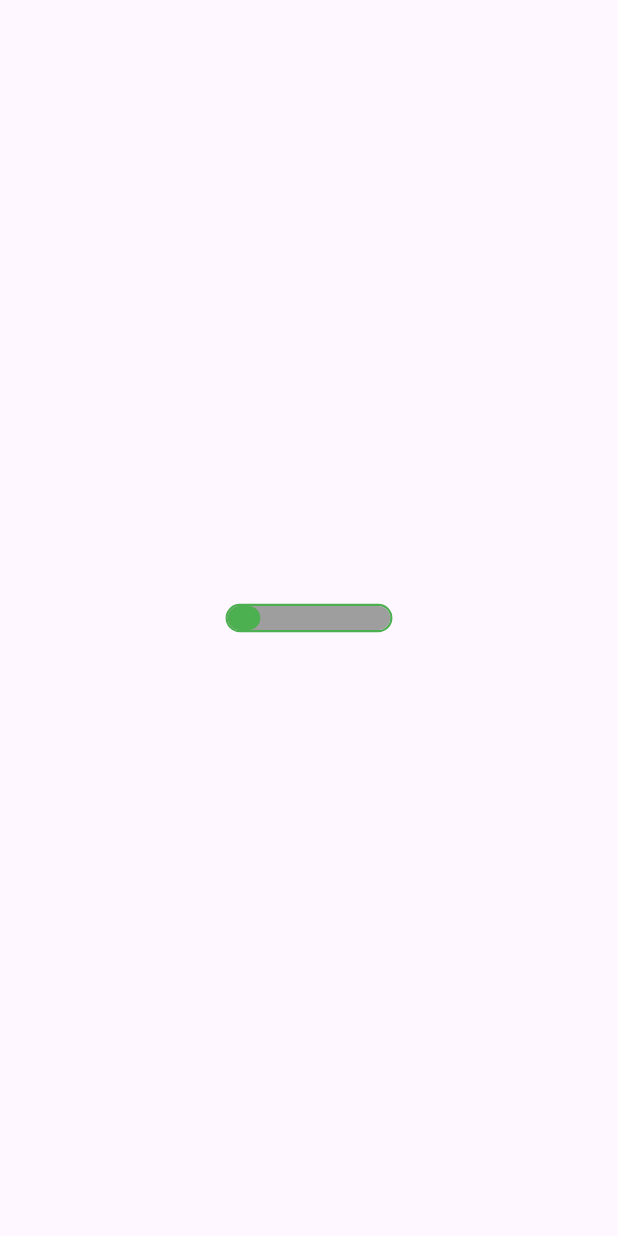
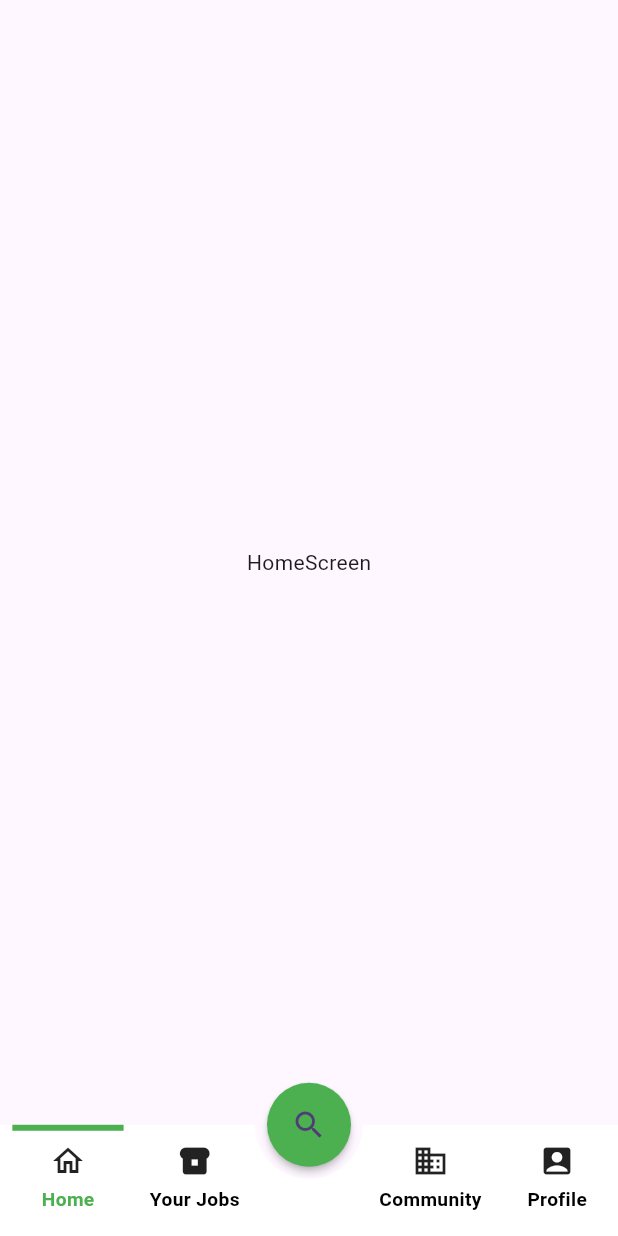
Before and after one commit to developerbazaar1/Flutter-Team-Toolkit, a Flutter app: the screen it shows after launch, on a phone screen of 412 x 824 dp. Run offline on Flutter 3.47's test engine with Material 3 defaults, Android fonts, the phone set to English and light mode, and no system bars; our stand-ins replace flutter_svg, get.

Commit message:
floating middle screen bottom navigation bar

```diff
--- /dev/null
+++ b/lib/Bottom navigation bar/controller/bottomNavigationBarController.dart
@@ -0,0 +1,131 @@
+import 'package:flutter/material.dart';
+import 'package:get/get.dart';
+
+
+
+class NavigationMenuController extends GetxController {
+  static NavigationMenuController get instance => Get.find();
+
+  final int? preferredIndex;
+  NavigationMenuController({this.preferredIndex});
+
+  // Variables
+  Rx<int> selectedIndex = 0.obs;
+  late PageController pageController;
+   List<BottomBarItemModel> bottomBarItems = [
+    BottomBarItemModel(
+      title: "Home",
+      selectedIcon: Icons.home,
+      unselectedIcon: Icons.home_outlined,
+    ),
+    BottomBarItemModel(
+      title: "Your Jobs",
+      selectedIcon: Icons.breakfast_dining,
+      unselectedIcon: Icons.breakfast_dining_outlined,
+    ),
+    BottomBarItemModel(
+      title: "Community",
+      selectedIcon: Icons.business,
+      unselectedIcon: Icons.business_outlined,
+    ),
+    BottomBarItemModel(
+      title: "Profile",
+      selectedIcon: Icons.account_box,
+      unselectedIcon: Icons.account_box_outlined,
+    ),
+  ];
+
+  @override
+  void onInit() async{
+    selectedIndex.value = preferredIndex ?? 0;
+    pageController = PageController(initialPage: selectedIndex.value);
+
+    super.onInit();
+  }
+
+  @override
+  onReady()async {
+    // print('---------------${userDetails.user.value.kycDocument!.verified}');
+    // if(await userDetails.user.value.kycDocument!.verified==false)
+      //ShowDialog.completeKyc();
+    // if(userDetails.user.value.kycDocument!.verified!=true)
+    //  ShowDialog.unlockOpportunities();
+    super.onReady();
+  }
+
+  // Screens
+  List<Widget> pages = [
+    HomeScreen(),
+     MyJobsScreen(),
+    CommunityScreen(),
+    ProfileScreen(),
+  ];
+
+  @override
+  void onClose() {
+    pageController.dispose();
+    super.onClose();
+  }
+
+  // Update the current page when Tapped
+  void onItemTapped(int index) {
+    selectedIndex.value = index;
+    pageController.jumpToPage(index);
+  }
+
+  // On Page Changed
+  void onPageChanged(int index) {
+    selectedIndex.value = index;
+  }
+
+}
+class HomeScreen extends StatelessWidget {
+  const HomeScreen({super.key});
+
+  @override
+  Widget build(BuildContext context) {
+    return Scaffold(
+      body: Center(child: Text('HomeScreen'),),
+    );
+  }
+}class MyJobsScreen extends StatelessWidget {
+  const MyJobsScreen({super.key});
+
+  @override
+  Widget build(BuildContext context) {
+    return Scaffold(
+      body: Center(child: Text('MyJobsScreen'),),
+    );
+  }
+}
+class CommunityScreen extends StatelessWidget {
+  const CommunityScreen({super.key});
+
+  @override
+  Widget build(BuildContext context) {
+    return Scaffold(
+      body: Center(child: Text('CommunityScreen'),),
+    );
+  }
+}
+class ProfileScreen extends StatelessWidget {
+  const ProfileScreen({super.key});
+
+  @override
+  Widget build(BuildContext context) {
+    return Scaffold(
+      body: Center(child: Text('ProfileScreen'),),
+    );
+  }
+}
+class BottomBarItemModel {
+  final String title;
+  final IconData selectedIcon;
+  final IconData unselectedIcon;
+
+  BottomBarItemModel({
+    required this.title,
+    required this.selectedIcon,
+    required this.unselectedIcon,
+  });
+}
--- /dev/null
+++ b/lib/Bottom navigation bar/view/screen/bottomNavigationBarScreen.dart
@@ -0,0 +1,56 @@
+import 'package:flutter/cupertino.dart';
+import 'package:flutter/material.dart';
+import 'package:get/get.dart';
+import 'package:get/get_core/src/get_main.dart';
+
+import '../../controller/bottomNavigationBarController.dart';
+import '../widget/NavigationManu.dart';
+
+class NavigationMenuScreen extends StatelessWidget {
+  const NavigationMenuScreen({super.key});
+
+  @override
+  Widget build(BuildContext context) {
+    final controller = Get.put(NavigationMenuController());
+
+    return Scaffold(
+
+      // -- Page View
+      body: PageView(
+        physics: const NeverScrollableScrollPhysics(), // Disable swiping
+        controller: controller.pageController,
+        onPageChanged: controller.onPageChanged,
+        children: controller.pages,
+      ),
+      // -- Floating Action Button
+      floatingActionButton: FloatingActionButton(
+        onPressed: () => Get.to(SearchScreen()),
+        backgroundColor: Colors.green,
+        elevation: 2,
+        shape: RoundedRectangleBorder(borderRadius: BorderRadius.circular(100)),
+        child: Icon(Icons.search),
+      ),
+      floatingActionButtonLocation: FloatingActionButtonLocation.centerDocked,
+      // -- Navigation Menu
+      bottomNavigationBar: const NavigationMenu(),
+    );
+  }
+}
+
+class SearchScreen extends StatelessWidget {
+  const SearchScreen({super.key});
+
+
+
+  @override
+  Widget build(BuildContext context) {
+    final height = MediaQuery.sizeOf(context).height;
+    return Scaffold(
+      appBar: AppBar(title: Text('Search'),),
+
+      body:
+        Center(child: Text('search screen'),),
+
+    );
+  }
+}
--- /dev/null
+++ b/lib/Bottom navigation bar/view/widget/NavigationManu.dart
@@ -0,0 +1,56 @@
+import 'package:flutter/cupertino.dart';
+import 'package:flutter/material.dart';
+
+import 'bottomNavigationItem.dart';
+
+class NavigationMenu extends StatelessWidget {
+  const NavigationMenu({super.key});
+
+  @override
+  Widget build(BuildContext context) {
+    final width = MediaQuery.sizeOf(context).width;
+    final height = MediaQuery.sizeOf(context).height;
+
+    return Container(
+      // Shadow
+
+      child: BottomAppBar(
+        shape: const AutomaticNotchedShape(
+          RoundedRectangleBorder(
+            borderRadius: BorderRadius.vertical(top: Radius.circular(0)),
+          ),
+          RoundedRectangleBorder(
+            borderRadius: BorderRadius.all(Radius.circular(100)),
+          ),
+        ),
+        padding: EdgeInsets.zero,
+        height: height * 0.09,
+        notchMargin: 8,
+        color: Colors.white,
+        child: Row(
+          children: [
+            const Expanded(
+              child: Row(
+                mainAxisAlignment: MainAxisAlignment.spaceAround,
+                children: [
+                  BottomNavBarItem(index: 0),
+                  BottomNavBarItem(index: 1),
+                ],
+              ),
+            ),
+            SizedBox(width: width * 0.18), // Space for Search Icon
+            const Expanded(
+              child: Row(
+                mainAxisAlignment: MainAxisAlignment.spaceAround,
+                children: [
+                  BottomNavBarItem(index: 2),
+                  BottomNavBarItem(index: 3),
+                ],
+              ),
+            ),
+          ],
+        ),
+      ),
+    );
+  }
+}
--- /dev/null
+++ b/lib/Bottom navigation bar/view/widget/bottomNavigationItem.dart
@@ -0,0 +1,64 @@
+import 'package:flutter/cupertino.dart';
+import 'package:flutter/material.dart';
+import 'package:flutter_svg/svg.dart';
+import 'package:get/get_state_manager/src/rx_flutter/rx_obx_widget.dart';
+
+import '../../controller/bottomNavigationBarController.dart';
+
+class BottomNavBarItem extends StatelessWidget {
+  final int index;
+
+  const BottomNavBarItem({
+    required this.index,
+    super.key,
+  });
+
+  @override
+  Widget build(BuildContext context) {
+    final controller = NavigationMenuController.instance;
+    final width = MediaQuery.sizeOf(context).width;
+    final height = MediaQuery.sizeOf(context).height;
+    return Obx(
+          () {
+        final isSelected = controller.selectedIndex.value == index;
+        return Row(
+          children: [
+            InkWell(
+              splashColor: Colors.transparent,
+              onTap: () => controller.onItemTapped(index),
+              child: Column(
+                children: [
+                  Container(
+                    width: isSelected ? width * 0.18 : width * 0.15,
+                    height: 4,
+                    color: isSelected ? Colors.green : Colors.transparent,
+                  ),
+                  SizedBox(height: height * 0.01),
+                  Icon(
+                    isSelected
+                        ? controller.bottomBarItems[index].unselectedIcon
+                        : controller.bottomBarItems[index].selectedIcon,
+                  //  height: height * 0.035,
+                  //   placeholderBuilder: (context) => SizedBox(
+                  //     height: height * 0.03,
+                  //     width: height * 0.03,
+                  //     child: const CircularProgressIndicator(),
+                  //   ),
+                  ),
+                  SizedBox(height: height * 0.006),
+                  Text(
+                      controller.bottomBarItems[index].title,
+                    style:TextStyle(
+                    fontSize: width* 0.031,
+                    fontWeight: FontWeight.w600,
+                    color: isSelected ? Colors.green : Colors.black,
+                  )),
+                ],
+              ),
+            ),
+          ],
+        );
+      },
+    );
+  }
+}
--- a/lib/main.dart
+++ b/lib/main.dart
@@ -1,7 +1,13 @@
 import 'package:flutter/material.dart';
 import 'package:flutter_svg/svg.dart';
+import 'package:get/get.dart';
+import 'package:get/get_core/src/get_main.dart';
+import 'package:get/get_core/src/get_main.dart';
+import 'package:get/get_instance/get_instance.dart';
 import 'package:get/get_rx/src/rx_types/rx_types.dart';
 import 'package:get/get_state_manager/src/rx_flutter/rx_obx_widget.dart';
+
+import 'Bottom navigation bar/view/screen/bottomNavigationBarScreen.dart';
 
 void main() {
   runApp(const MyApp());
@@ -13,63 +19,14 @@ class MyApp extends StatelessWidget {
   // This widget is the root of your application.
   @override
   Widget build(BuildContext context) {
-    return MaterialApp(
+    return GetMaterialApp(
       title: 'Flutter Demo',
       theme: ThemeData(
-        // This is the theme of your application.
-        //
-        // TRY THIS: Try running your application with "flutter run". You'll see
-        // the application has a purple toolbar. Then, without quitting the app,
-        // try changing the seedColor in the colorScheme below to Colors.green
-        // and then invoke "hot reload" (save your changes or press the "hot
-        // reload" button in a Flutter-supported IDE, or press "r" if you used
-        // the command line to start the app).
-        //
-        // Notice that the counter didn't reset back to zero; the application
-        // state is not lost during the reload. To reset the state, use hot
-        // restart instead.
-        //
-        // This works for code too, not just values: Most code changes can be
-        // tested with just a hot reload.
+
         colorScheme: ColorScheme.fromSeed(seedColor: Colors.deepPurple),
         useMaterial3: true,
       ),
-      home: const DummyImage(),
+      home:  NavigationMenuScreen(),
     );
   }
 }
-
-class DummyImage extends StatelessWidget {
-  const DummyImage({super.key});
-
-  @override
-  Widget build(BuildContext context) {
-    final width = MediaQuery.sizeOf(context).width;
-    final height = MediaQuery.sizeOf(context).height;
-
-    RxDouble progressValue = 0.2.obs;
-    return  Scaffold(
-
-
-
-
-      body:  Obx(()=>Center(
-        child: Container(
-        width: width * 0.27,
-        height: height * 0.023,
-        decoration: BoxDecoration(
-          borderRadius: BorderRadius.circular(100),
-          border: Border.all(color: Colors.green, width: 1.5),
-        ),
-        child: LinearProgressIndicator(
-            minHeight: height * 0.016,
-            borderRadius: BorderRadius.circular(100),
-            color:Colors.green,
-            value: progressValue.value,
-            backgroundColor: Colors.grey,
-            valueColor:
-            AlwaysStoppedAnimation<Color>(Colors.green)),
-            ),
-      )));
-  }
-}
--- a/pubspec.yaml
+++ b/pubspec.yaml
@@ -31,11 +31,17 @@ dependencies:
   flutter:
     sdk: flutter
 
+
   # The following adds the Cupertino Icons font to your application.
   # Use with the CupertinoIcons class for iOS style icons.
   cupertino_icons: ^1.0.8
   flutter_svg: ^2.0.16
   get: ^4.6.6
+
+  http: ^1.1.0
+  firebase_core: ^2.15.0
+  firebase_auth: ^4.7.1
+
 
 dev_dependencies:
   flutter_test:
```
Also changed, not shown: pubspec.lock, 12 other files.
